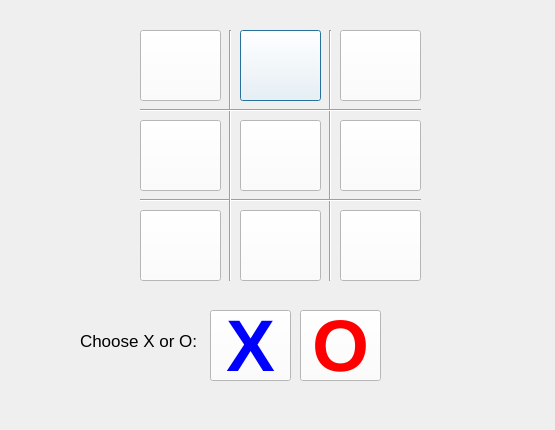
Above: GamesApp/tic_tac_toe.ui from NoahMcKearney/Software-Team-Project before the change. Below: the same form after it.
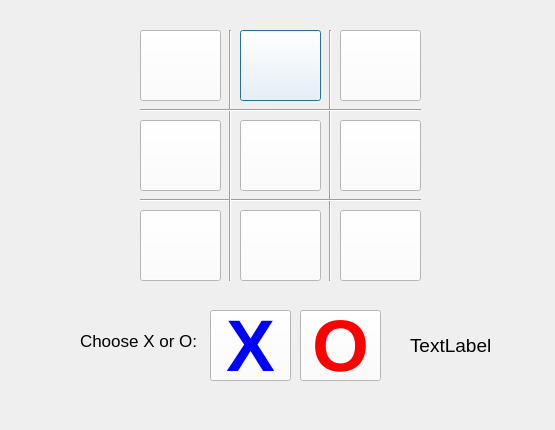
That is the form after the change.

Commit message: fixed winner function

What changed in the file:
```diff
--- a/GamesApp/tic_tac_toe.ui
+++ b/GamesApp/tic_tac_toe.ui
@@ -413,6 +413,24 @@
     <bool>false</bool>
    </property>
   </widget>
+  <widget class="QLabel" name="winningLabel">
+   <property name="geometry">
+    <rect>
+     <x>410</x>
+     <y>310</y>
+     <width>121</width>
+     <height>71</height>
+    </rect>
+   </property>
+   <property name="font">
+    <font>
+     <pointsize>14</pointsize>
+    </font>
+   </property>
+   <property name="text">
+    <string>TextLabel</string>
+   </property>
+  </widget>
  </widget>
  <layoutdefault spacing="6" margin="11"/>
  <resources>
```
The commit also changes 2 other files.
